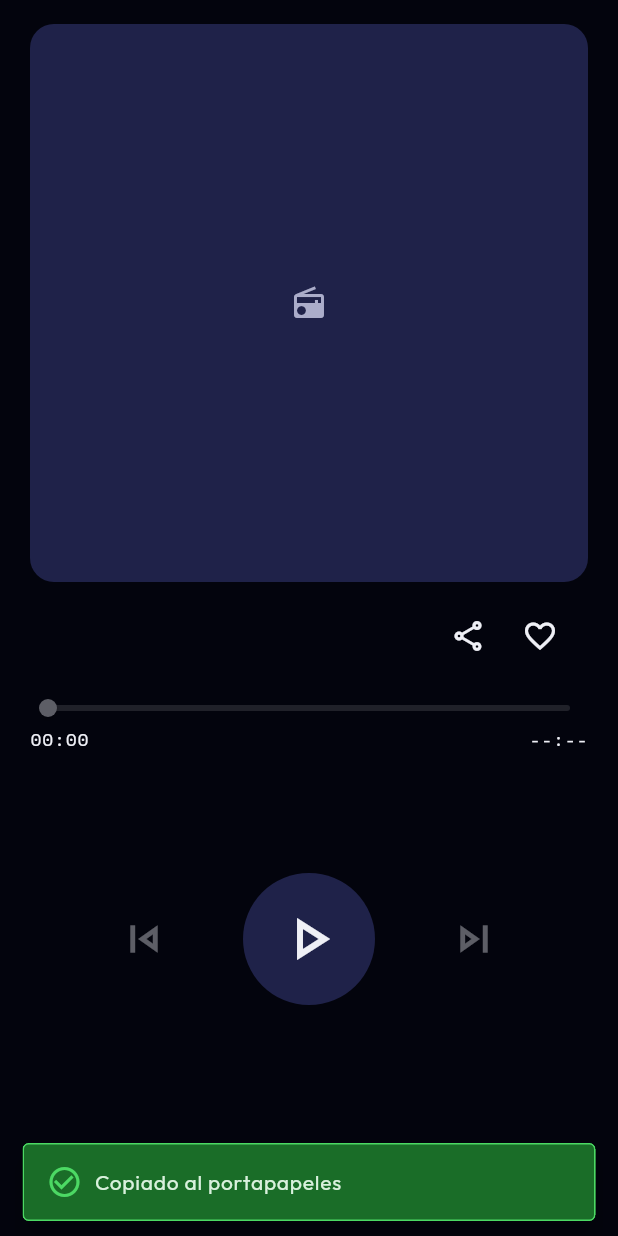
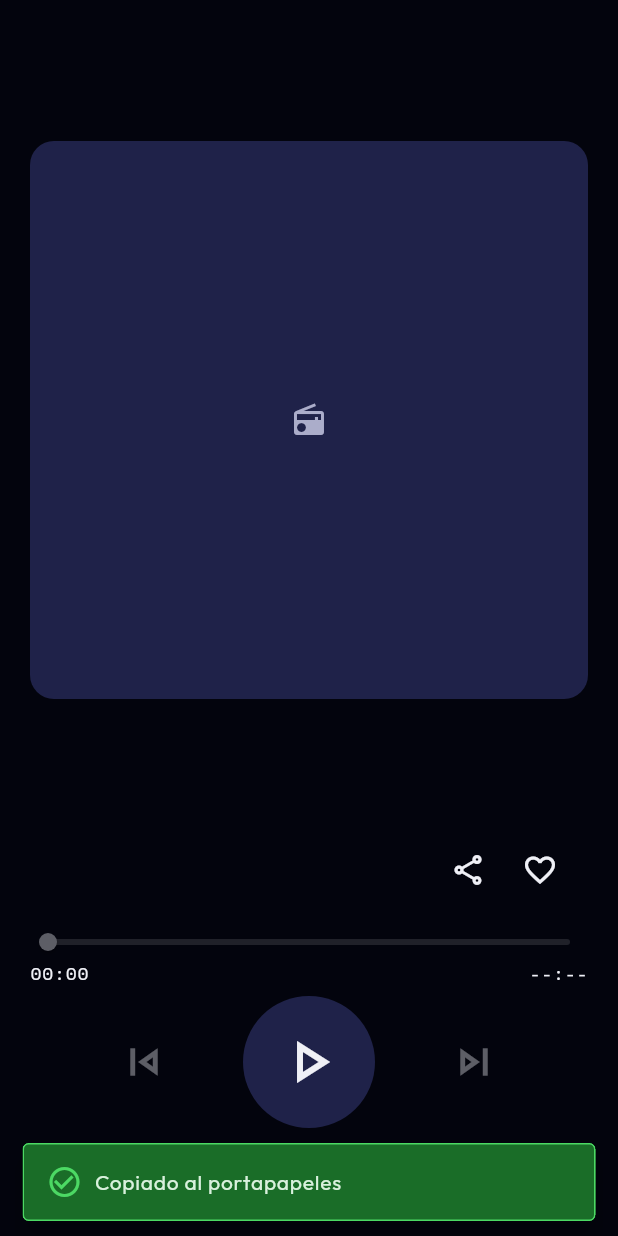
Before and after one commit to somnomode/AppDevs, a Flutter app: the _NowPlaying widget shown alone on an empty page, opened directly with empty values, after a tap on the "share" icon, on a phone screen of 412 x 824 dp. Run offline on Flutter 3.47's test engine with Material 3 defaults, Android fonts, the phone set to English and light mode, and no system bars; our stand-ins replace cloud_firestore, file_picker, firebase_auth, firebase_core, firebase_storage, google_maps_flutter and 3 more; accounts and stored records are empty.

Commit message:
9/11/2026 post certamen Fix display victoria.

```diff
--- a/tunein_admin/lib/main.dart
+++ b/tunein_admin/lib/main.dart
@@ -33,6 +33,12 @@ class TuneInApp extends StatelessWidget {
       title: 'TuneIn',
       debugShowCheckedModeBanner: false,
       theme: tuneInAppTheme,
+      // Si el teléfono tiene la letra muy grande (Ajustes → Pantalla%),
+      // la limitamos un poco para que el diseño no se desarme.
+      builder: (context, child) => MediaQuery.withClampedTextScaling(
+        maxScaleFactor: 1.15,
+        child: child!,
+      ),
       home: FutureBuilder(
         future: _firebase,
         builder: (context, snap) {
--- a/tunein_admin/lib/screens/player.dart
+++ b/tunein_admin/lib/screens/player.dart
@@ -142,25 +142,21 @@ class _NowPlaying extends StatelessWidget {
   Widget build(BuildContext context) {
     final p = Player.instance;
     final s = np.station;
-    return LayoutBuilder(
-      builder: (context, box) {
-        // Portada como en Figma: todo el ancho menos el margen. En pantallas
-        // bajas se achica para que quepan los controles (~300 de alto).
-        final cover = (box.maxWidth - 2 * PlayerTokens.coverMargin).clamp(
-          PlayerTokens.coverMin,
-          (box.maxHeight - PlayerTokens.controlsReserve).clamp(
-            PlayerTokens.coverMin,
-            double.infinity,
-          ),
-        );
+    // La portada ocupa el espacio que sobra (cuadrada), así nada se
+    // desborda en pantallas bajas o con letra grande.
     return Padding(
-          padding: const EdgeInsets.symmetric(
-            horizontal: PlayerTokens.coverMargin,
-          ),
+      padding: const EdgeInsets.symmetric(horizontal: PlayerTokens.coverMargin),
       child: Column(
         children: [
           const SizedBox(height: AppGap.gapL16),
-              Cover(np.imageUrl, size: cover, radius: PlayerTokens.coverRadius),
+          Expanded(
+            child: Center(
+              child: AspectRatio(
+                aspectRatio: 1,
+                child: Cover(np.imageUrl, radius: PlayerTokens.coverRadius),
+              ),
+            ),
+          ),
           const SizedBox(height: PlayerTokens.infoGap),
           Padding(
             padding: const EdgeInsets.symmetric(
@@ -198,7 +194,7 @@ class _NowPlaying extends StatelessWidget {
           ),
           const SizedBox(height: AppGap.gapM12),
           _progress(p),
-              const Spacer(),
+          const SizedBox(height: AppGap.gapS8),
           // Controles (Figma "Reproductor"): 36 · 48 · 88 · 48 · 36.
           Row(
             mainAxisAlignment: MainAxisAlignment.center,
@@ -235,7 +231,6 @@ class _NowPlaying extends StatelessWidget {
               ),
             ],
           ),
-              const Spacer(),
           GestureDetector(
             onTap: () => _recommendations(context, s),
             child: Padding(
@@ -260,8 +255,6 @@ class _NowPlaying extends StatelessWidget {
           ),
         ],
       ),
-        );
-      },
     );
   }
 
--- a/tunein_admin/lib/theme/tokens.dart
+++ b/tunein_admin/lib/theme/tokens.dart
@@ -117,9 +117,6 @@ class PlayerTokens {
   static const handle = AppColors.neutral100;
   static const double handleWidth = 172; // barra "Recomendaciones"
   static const double handleHeight = AppSpacing.spacingXs4;
-  // Portada en pantallas bajas: mínimo, y alto reservado a los controles.
-  static const double coverMin = 120;
-  static const double controlsReserve = 300;
   static const double playButtonSize = IconButtonTokens.l; // 88
   static const double playIcon = IconTokens.l; // 48 (Figma: 50)
   static const double controlIcon = IconTokens.m; // 36: anterior / siguiente
```
Lines whose indentation alone changed are shown as unchanged.
